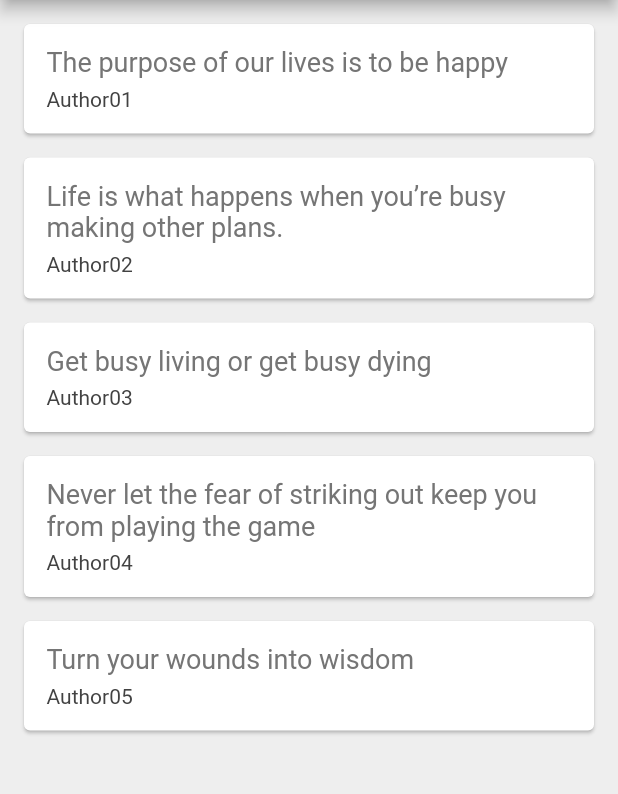
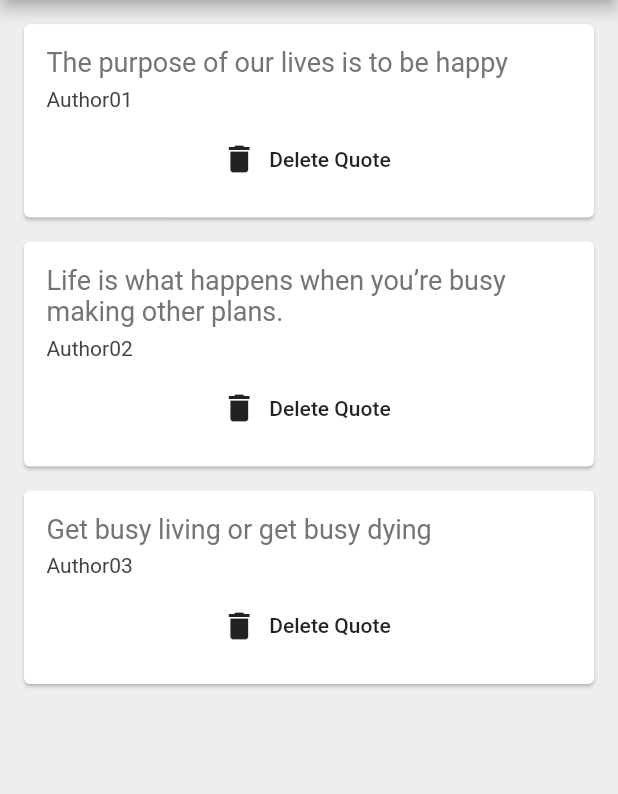
Before and after one commit to ushara09/flutter_basics, a Flutter app: the screen it shows after launch, on a phone screen of 412 x 824 dp, the part 84-878 px from its top. Run offline on Flutter 3.47's test engine with Material 2 defaults, Android fonts, the phone set to English and light mode, and no system bars.

Commit message:
quotes last

```diff
--- a/quotes/lib/main.dart
+++ b/quotes/lib/main.dart
@@ -20,9 +20,9 @@ class _QuoteListState extends State<QuoteList> {
     Quote("Author02",
         "Life is what happens when you’re busy making other plans."),
     Quote("Author03", "Get busy living or get busy dying"),
-    Quote("Author04",
-        "Never let the fear of striking out keep you from playing the game"),
-    Quote("Author05", "Turn your wounds into wisdom"),
+    // Quote("Author04",
+    //     "Never let the fear of striking out keep you from playing the game"),
+    // Quote("Author05", "Turn your wounds into wisdom"),
   ];
 
   Widget quoteTemplate(quote) {
@@ -44,6 +44,13 @@ class _QuoteListState extends State<QuoteList> {
               quote.author,
               style: TextStyle(fontSize: 14.0, color: Colors.grey[800]),
             ),
+            SizedBox(
+              height: 8.0,
+            ),
+            FlatButton.icon(
+                onPressed: () {},
+                icon: Icon(Icons.delete),
+                label: Text("Delete Quote")),
           ],
         ),
       ),
--- a/quotes/pubspec.yaml
+++ b/quotes/pubspec.yaml
@@ -3,7 +3,7 @@ description: A new Flutter project.
 
 # The following line prevents the package from being accidentally published to
 # pub.dev using `flutter pub publish`. This is preferred for private packages.
-publish_to: 'none' # Remove this line if you wish to publish to pub.dev
+publish_to: "none" # Remove this line if you wish to publish to pub.dev
 
 # The following defines the version and build number for your application.
 # A version number is three numbers separated by dots, like 1.2.43
@@ -30,7 +30,6 @@ dependencies:
   flutter:
     sdk: flutter
 
-
   # The following adds the Cupertino Icons font to your application.
   # Use with the CupertinoIcons class for iOS style icons.
   cupertino_icons: ^1.0.2
@@ -51,7 +50,6 @@ dev_dependencies:
 
 # The following section is specific to Flutter.
 flutter:
-
   # The following line ensures that the Material Icons font is
   # included with your application, so that you can use the icons in
   # the material Icons class.
```
